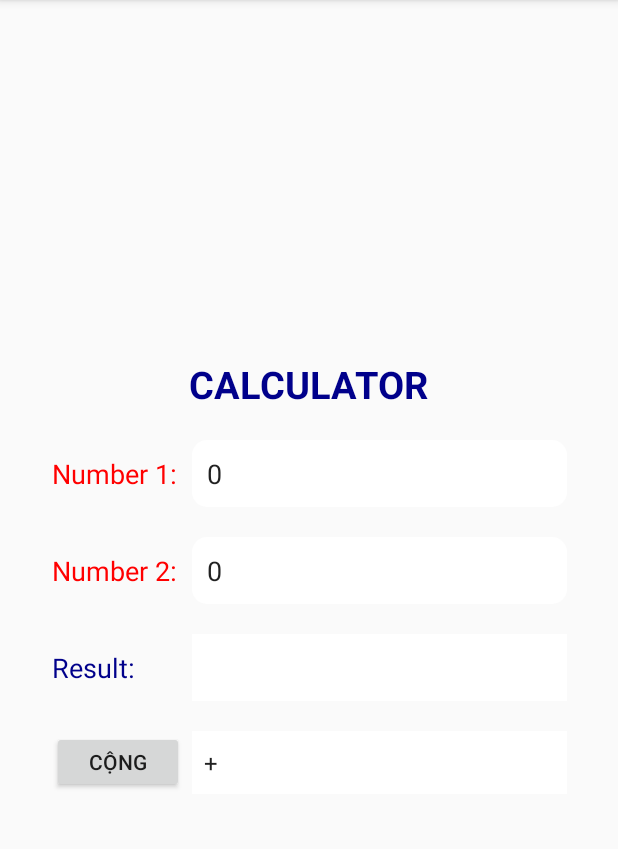
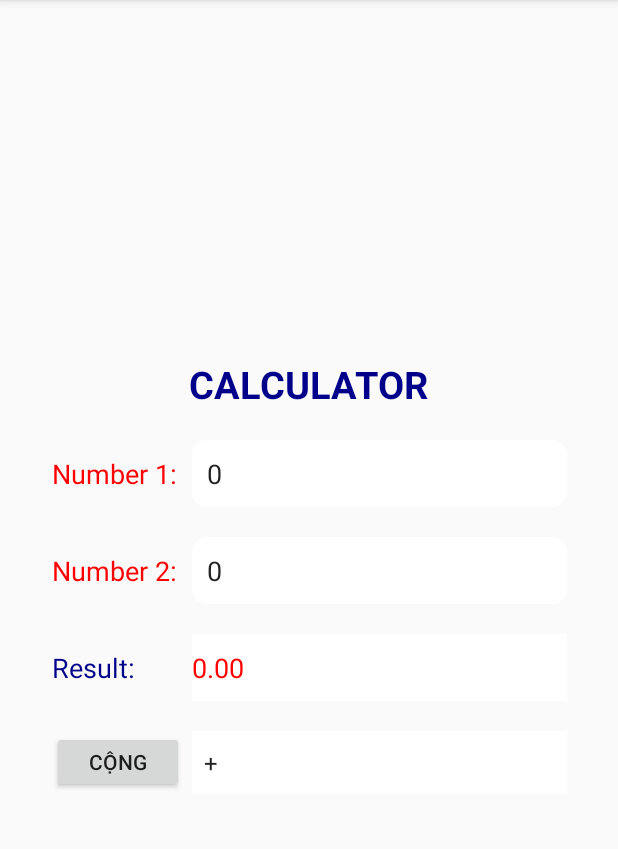
Before and after one commit to tran-duc-thanh/android, an Android app: the screen it shows after launch (CalculatorActivity), after a tap on "CỘNG", on a phone screen of 412 x 824 dp, the part 84-933 px from its top. Run offline under Robolectric (Android 15) with nearby library versions, the phone set to English and light mode, and no system bars.

Commit message:
commit code

```diff
--- a/app/src/main/java/com/example/helloword/CalculatorActivity.java
+++ b/app/src/main/java/com/example/helloword/CalculatorActivity.java
@@ -3,12 +3,20 @@ package com.example.helloword;
 import androidx.appcompat.app.AppCompatActivity;
 
 import android.os.Bundle;
+import android.view.View;
+import android.widget.AdapterView;
 import android.widget.Button;
 import android.widget.EditText;
 import android.widget.Spinner;
 import android.widget.TextView;
 
+import com.example.helloword.enums.Calculation;
+
 public class CalculatorActivity extends AppCompatActivity {
+
+    public static final String NOT_ZEOR = "Number 2 phải khác 0";
+    public static final String NOT_RESULT = "System error";
+    public static final String EMPTY = "";
 
     private EditText number1;
     private EditText number2;
@@ -20,35 +28,63 @@ public class CalculatorActivity extends AppCompatActivity {
     protected void onCreate(Bundle savedInstanceState) {
         super.onCreate(savedInstanceState);
         setContentView(R.layout.event_handling_1);
+        initView();
+        button.setOnClickListener(view -> {
+            result.setText(calculate());
+        });
+        spinner.setOnItemSelectedListener(new AdapterView.OnItemSelectedListener() {
+            @Override
+            public void onItemSelected(AdapterView<?> adapterView, View view, int i, long l) {
+                setViewBtn();
+            }
+
+            @Override
+            public void onNothingSelected(AdapterView<?> adapterView) {
+
+            }
+        });
+    }
+    private void initView () {
         number1 = findViewById(R.id.valNumber1);
         number2 = findViewById(R.id.valNumber2);
         result = findViewById(R.id.valResult);
         button = findViewById(R.id.btn);
         spinner = findViewById(R.id.spinner);
-        button.setOnClickListener(view -> {
-            result.setText(String.format("%f", tinh(number1, number2, button, spinner.getSelectedItem().toString())));
-            setContentView(R.layout.event_handling_1);
-        });
+    }
+    private String calculate () {
+        float numb1 = Integer.parseInt(number1.getText().toString());
+        float numb2 = Integer.parseInt(number2.getText().toString());
+        switch (spinner.getSelectedItem().toString()) {
+            case "+":
+                return String.format("%.2f", numb1 + numb2);
+            case "-":
+                return String.format("%.2f", numb1 - numb2);
+            case "x":
+                return String.format("%.2f", numb1 * numb2);
+            case ":":
+                if (numb2 == 0) return NOT_ZEOR;
+                return String.format("%.2f", numb1 / numb2);
+            default:
+                return NOT_RESULT;
+        }
     }
 
-    private float tinh (EditText number1, EditText number2, Button button,String key) {
-        float numb1 = Integer.parseInt(number1.getText().toString());
-        float numb2 = Integer.parseInt(number2.getText().toString());
-        switch (key) {
+    private void setViewBtn () {
+        switch (spinner.getSelectedItem().toString()) {
             case "+":
-                button.setText("cộng");
-                return numb1 + numb2;
+                button.setText(Calculation.PLUS.getValue());
+                break;
             case "-":
-                button.setText("trừ");
-                return numb1 - numb2;
+                button.setText(Calculation.MINUS.getValue());
+                break;
             case "x":
-                button.setText("nhân");
-                return numb1 * numb2;
+                button.setText(Calculation.MULTIPLY.getValue());
+                break;
             case ":":
-                button.setText("chia");
-                return numb1 / numb2;
+                button.setText(Calculation.DIVISION.getValue());
+                break;
             default:
-                return 0;
+                button.setText(EMPTY);
         }
     }
 }
--- /dev/null
+++ b/app/src/main/java/com/example/helloword/enums/Calculation.java
@@ -0,0 +1,22 @@
+package com.example.helloword.enums;
+
+public enum Calculation {
+    PLUS("cộng"),
+    MINUS("trừ"),
+    MULTIPLY("nhân"),
+    DIVISION("chia")
+    ;
+    private String value;
+
+    Calculation(String value) {
+        this.value = value;
+    }
+
+    public String getValue() {
+        return value;
+    }
+
+    public void setValue(String value) {
+        this.value = value;
+    }
+}
```
